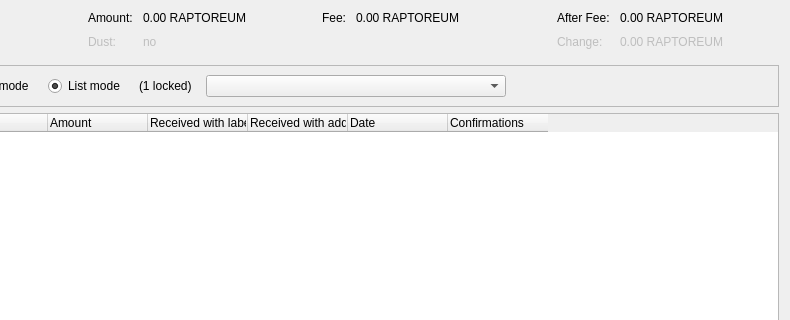
Old version of the form src/qt/forms/assetcontroldialog.ui in the repository stabner/HashmonkeyCoin; both pictures show x 164 to 954 and y 0 to 320 of the 954 by 500 pixel window.
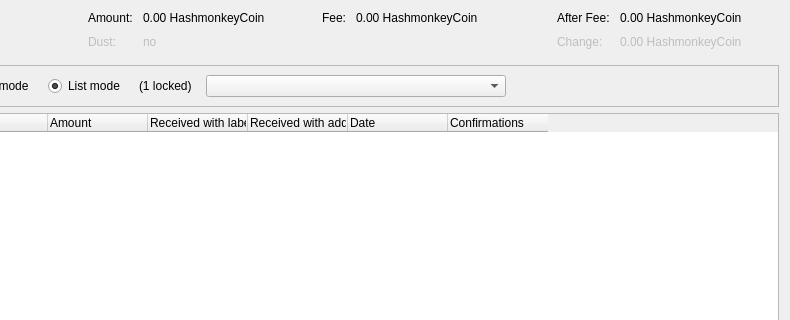
New version of the form. Custom widgets are drawn as their Qt base class.

Diff of the .ui file:
```diff
--- a/src/qt/forms/assetcontroldialog.ui
+++ b/src/qt/forms/assetcontroldialog.ui
@@ -114,7 +114,7 @@
           <enum>Qt::ActionsContextMenu</enum>
          </property>
          <property name="text">
-          <string notr="true">0.00 RAPTOREUM</string>
+          <string notr="true">0.00 HashmonkeyCoin</string>
          </property>
          <property name="textInteractionFlags">
           <set>Qt::LinksAccessibleByMouse|Qt::TextSelectableByKeyboard|Qt::TextSelectableByMouse</set>
@@ -182,7 +182,7 @@
           <enum>Qt::ActionsContextMenu</enum>
          </property>
          <property name="text">
-          <string notr="true">0.00 RAPTOREUM</string>
+          <string notr="true">0.00 HashmonkeyCoin</string>
          </property>
          <property name="textInteractionFlags">
           <set>Qt::LinksAccessibleByMouse|Qt::TextSelectableByKeyboard|Qt::TextSelectableByMouse</set>
@@ -221,7 +221,7 @@
           <enum>Qt::ActionsContextMenu</enum>
          </property>
          <property name="text">
-          <string notr="true">0.00 RAPTOREUM</string>
+          <string notr="true">0.00 HashmonkeyCoin</string>
          </property>
          <property name="textInteractionFlags">
           <set>Qt::LinksAccessibleByMouse|Qt::TextSelectableByKeyboard|Qt::TextSelectableByMouse</set>
@@ -250,7 +250,7 @@
           <enum>Qt::ActionsContextMenu</enum>
          </property>
          <property name="text">
-          <string notr="true">0.00 RAPTOREUM</string>
+          <string notr="true">0.00 HashmonkeyCoin</string>
          </property>
          <property name="textInteractionFlags">
           <set>Qt::LinksAccessibleByMouse|Qt::TextSelectableByKeyboard|Qt::TextSelectableByMouse</set>
```
